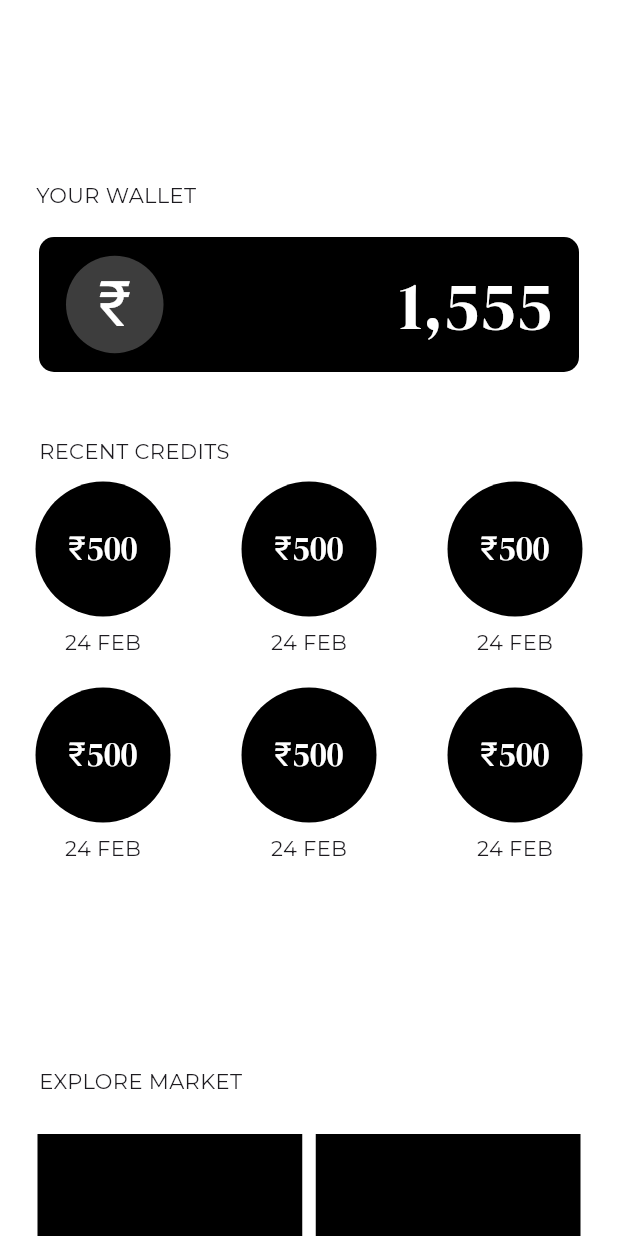
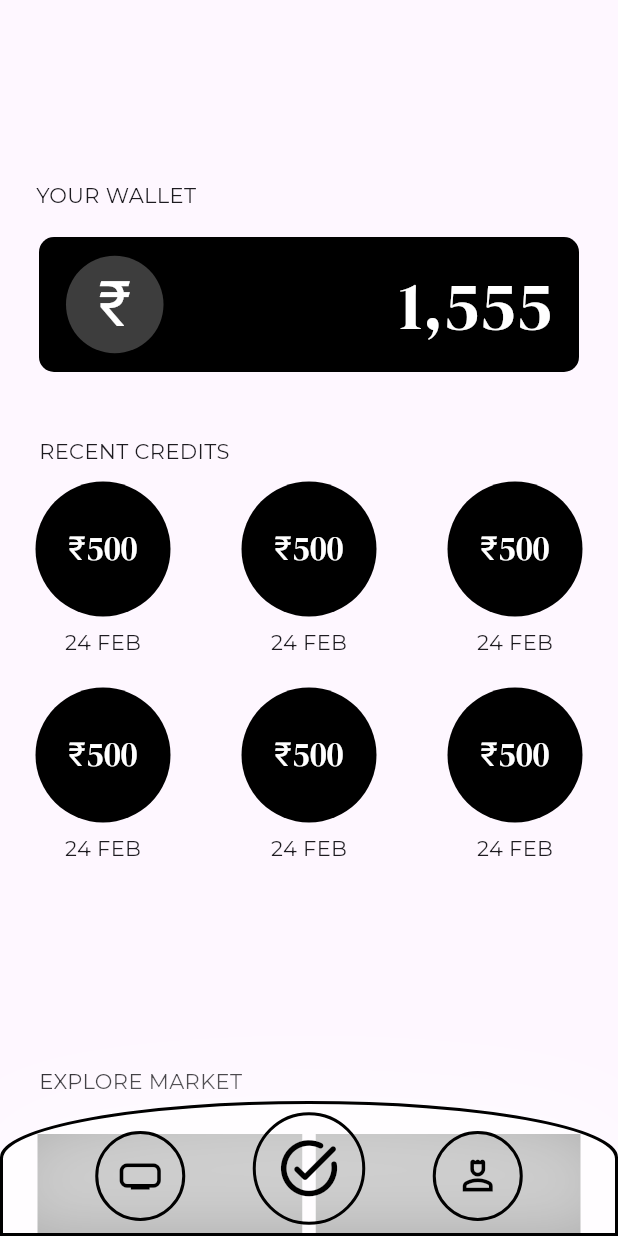
Before and after one commit to Mr-argha-das/buissnesreviewapp, a Flutter app: the screen it shows after launch, on a phone screen of 412 x 824 dp. Run offline on Flutter 3.47's test engine with Material 3 defaults, Android fonts, the phone set to English and light mode, and no system bars; our stand-ins replace google_fonts.

Commit message:
added task page

```diff
--- a/lib/homepage/home.main.dart
+++ b/lib/homepage/home.main.dart
@@ -11,6 +11,6 @@ class MainHome extends StatefulWidget {
 class _MainHomeState extends State<MainHome> {
   @override
   Widget build(BuildContext context) {
-    return const ScreenHome();
+    return const MainHomeScreen();
   }
 }
--- a/lib/homepage/screen/screen.home.dart
+++ b/lib/homepage/screen/screen.home.dart
@@ -1,3 +1,4 @@
+import 'package:buissensreviveapp/taskpage/screen/upcommingtask.dart';
 import 'package:flutter/material.dart';
 import 'package:google_fonts/google_fonts.dart';
 
@@ -11,9 +12,7 @@ class ScreenHome extends StatefulWidget {
 class _ScreenHomeState extends State<ScreenHome> {
   @override
   Widget build(BuildContext context) {
-    return Scaffold(
-      backgroundColor: Colors.white,
-      body: SizedBox(
+    return SizedBox(
         height: MediaQuery.of(context).size.height,
         width: MediaQuery.of(context).size.width,
         child: SingleChildScrollView(
@@ -199,10 +198,119 @@ class _ScreenHomeState extends State<ScreenHome> {
                     ],
                   ),
                 ),
+              ),
+              const SizedBox(
+                height: 50,
               )
             ],
           ),
         ),
+      );
+  }
+}
+
+
+class MainHomeScreen extends StatefulWidget {
+  const MainHomeScreen({super.key});
+
+  @override
+  State<MainHomeScreen> createState() => _MainHomeScreenState();
+}
+
+class _MainHomeScreenState extends State<MainHomeScreen> {
+  @override
+  List<Widget> pages = const [
+    ScreenHome(),
+    UpcommingTask(),
+  ];
+  int pageIndex= 0;
+  Widget build(BuildContext context) {
+    return Scaffold(
+      body: Stack(
+        alignment: Alignment.bottomCenter,
+        children: [
+          pages[pageIndex],
+          Container(
+            height: 90,
+            width: MediaQuery.of(context).size.width,
+            decoration:   BoxDecoration(
+              color: Colors.white60,
+              boxShadow: const  [
+                BoxShadow(
+                  color: Colors.white54,
+                  spreadRadius: 10,
+                  blurRadius: 50
+                ),
+              ],
+              border: Border.all(color: Colors.black, width: 2),
+              borderRadius: const BorderRadius.vertical(top: Radius.elliptical(550, 100))
+            ),
+            child: Row(
+              mainAxisAlignment: MainAxisAlignment.center,
+              crossAxisAlignment: CrossAxisAlignment.center,
+              children: [
+                Padding(
+                  padding: const EdgeInsets.only(top: 10.0),
+                  child: GestureDetector(
+                    onTap: (){
+                      setState(() {
+                        pageIndex = 0;
+                      });
+                    },
+                    child: Container(
+                      height: 60,
+                      width: 60,
+                      decoration: BoxDecoration(
+                        color: Colors.transparent,
+                        borderRadius: BorderRadius.circular(500),
+                        border: Border.all(color: Colors.black, width: 2),
+                      ),
+                      child: const Center(
+                        child: Icon(Icons.home_max_outlined, color: Colors.black, size: 30,),
+                      ),
+                    ),
+                  ),
+                ),
+                const SizedBox(width: 45,),
+                GestureDetector(
+                  onTap: (){
+                    setState(() {
+                      pageIndex = 1;
+                    });
+                  },
+                  child: Container(
+                    height: 75,
+                    width: 75,
+                    decoration: BoxDecoration(
+                      color: Colors.transparent,
+                      borderRadius: BorderRadius.circular(500),
+                      border: Border.all(color: Colors.black, width: 2),
+                    ),
+                    child: const Center(
+                        child: Icon(Icons.task_alt_rounded, color: Colors.black, size: 45,),
+                      ),
+                  ),
+                ),
+                const SizedBox(width: 45,),
+                Padding(
+                  padding: const EdgeInsets.only(top: 10.0),
+                  child: Container(
+                    height: 60,
+                    width: 60,
+                    decoration: BoxDecoration(
+                      color: Colors.transparent,
+                      borderRadius: BorderRadius.circular(500),
+                      border: Border.all(color: Colors.black, width: 2),
+                    ),
+                    child: const Center(
+                      child: Icon(Icons.person_4_outlined, color: Colors.black, size: 30,),
+                    ),
+                  ),
+                ),
+              ],
+            ),
+          ),
+        ],
       ),
     );
   }
--- a/pubspec.yaml
+++ b/pubspec.yaml
@@ -36,6 +36,7 @@ dependencies:
   # Use with the CupertinoIcons class for iOS style icons.
   cupertino_icons: ^1.0.2
   google_fonts: ^6.1.0
+  velocity_x: ^4.1.2
 
 dev_dependencies:
   flutter_test:
```
Also changed, not shown: lib/taskpage/screen/upcommingtask.dart (added, +146 -0 lines), lib/taskpage/main.task.dart (added), pubspec.lock, 8 other files.
